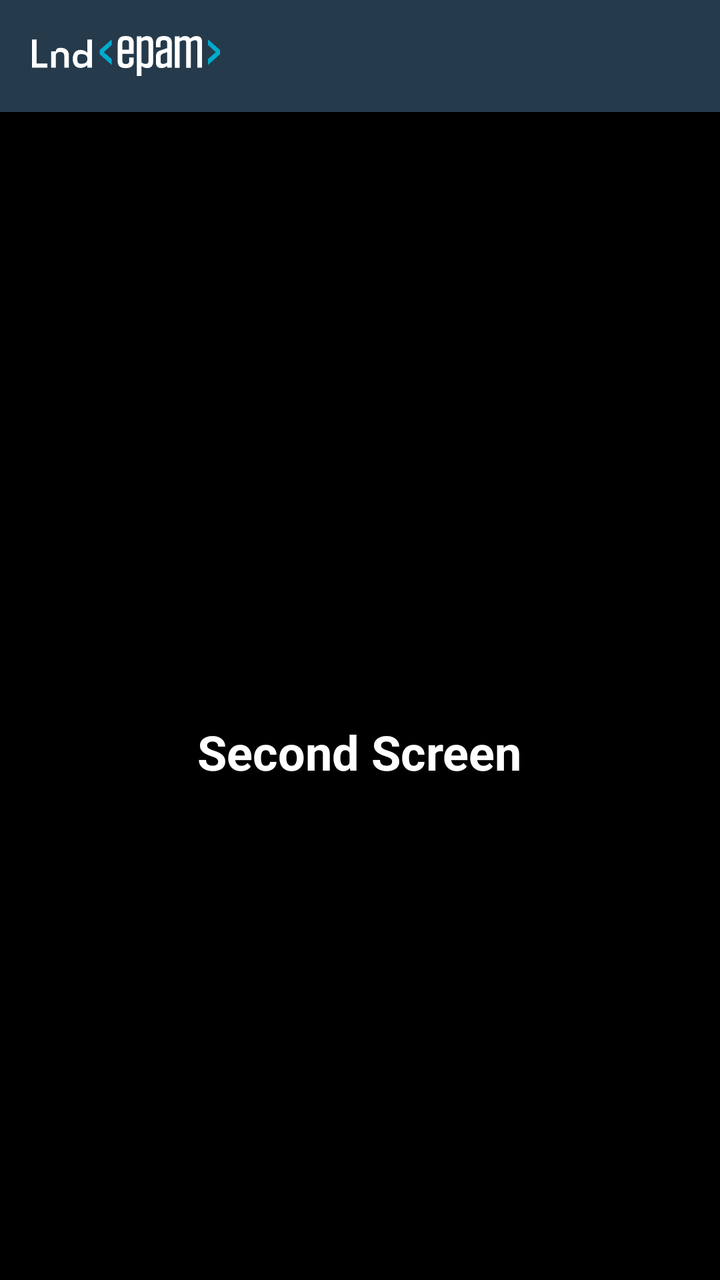
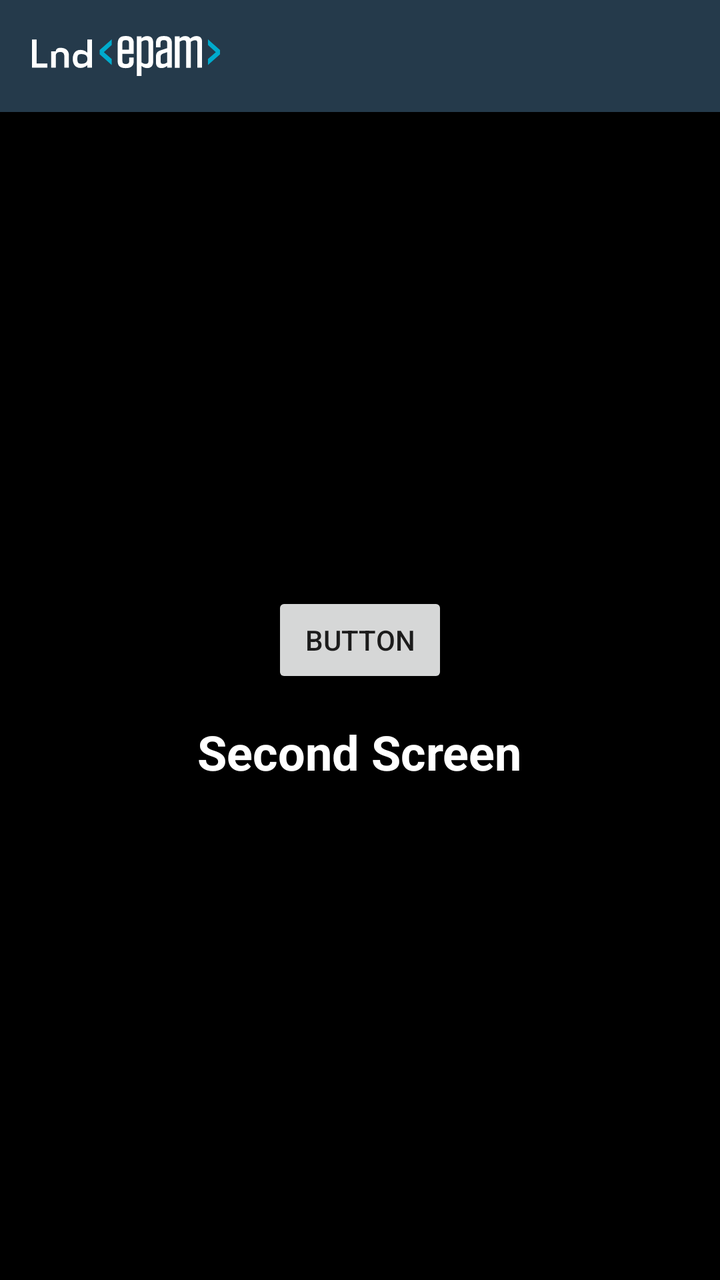

Compare the two renders of this Android layout. The source of the first and the diff that turns it into the second are given below.
<!-- AndroidManifest.xml: application theme Theme.Tat.NoActionBar -->
<!-- res/layout/fragment_second.xml -->
<?xml version="1.0" encoding="utf-8"?>
<androidx.coordinatorlayout.widget.CoordinatorLayout xmlns:android="http://schemas.android.com/apk/res/android"
    xmlns:app="http://schemas.android.com/apk/res-auto"
    xmlns:tools="http://schemas.android.com/tools"
    android:layout_width="match_parent"
    android:layout_height="match_parent"
    android:background="@color/black"
    tools:context=".features.SecondFragment">

    <com.google.android.material.appbar.AppBarLayout
        android:id="@+id/layoutAppBar"
        android:layout_width="match_parent"
        android:layout_height="wrap_content"
        android:theme="@style/ThemeOverlay.AppCompat.Dark.ActionBar"
        app:expanded="false">

        <com.google.android.material.appbar.CollapsingToolbarLayout
            android:id="@+id/layoutCollapsingToolbar"
            android:layout_width="match_parent"
            android:layout_height="250dp"
            app:collapsedTitleGravity="right"
            app:expandedTitleGravity="center_horizontal"
            app:layout_scrollFlags="scroll|snap|exitUntilCollapsed">

            <androidx.appcompat.widget.Toolbar
                android:id="@+id/toolbar"
                android:layout_width="match_parent"
                android:layout_height="?attr/actionBarSize"
                app:layout_collapseMode="pin"
                app:popupTheme="@style/ThemeOverlay.AppCompat.Dark">

                <androidx.appcompat.widget.AppCompatImageView
                    android:id="@+id/custom_title_image"
                    android:layout_width="wrap_content"
                    android:layout_height="wrap_content"
                    android:src="@drawable/epam_big_d" />
            </androidx.appcompat.widget.Toolbar>
        </com.google.android.material.appbar.CollapsingToolbarLayout>
    </com.google.android.material.appbar.AppBarLayout>


    <androidx.appcompat.widget.AppCompatTextView
        android:id="@+id/tvSecondScreen"
        android:layout_width="wrap_content"
        android:layout_height="wrap_content"
        android:text="Second Screen"
        android:textColor="@color/white"
        android:textSize="24sp"
        android:textStyle="bold"
        app:layout_behavior="@string/appbar_scrolling_view_behavior"
        android:layout_gravity="center"
        android:padding="16dp" />
</androidx.coordinatorlayout.widget.CoordinatorLayout>
<!-- resources referenced by this layout -->
<resources>
  <color name="black">#FF000000</color>
  <color name="white">#FFFFFFFF</color>
  <!-- drawable epam_big_d: vector/xml drawable (drawable, 2990 chars, omitted) -->
  <style name="Theme.Tat.NoActionBar">
          <item name="windowActionBar">false</item>
          <item name="windowNoTitle">true</item>
      </style>
</resources>

<!-- the commit's change to res/layout/fragment_second.xml (unified diff, before → after) -->
@@ -50,4 +50,11 @@
         app:layout_behavior="@string/appbar_scrolling_view_behavior"
         android:layout_gravity="center"
         android:padding="16dp" />
+
+    <Button
+        android:id="@+id/button"
+        android:layout_width="wrap_content"
+        android:layout_height="wrap_content"
+        android:layout_gravity="center"
+        android:text="Button" />
 </androidx.coordinatorlayout.widget.CoordinatorLayout>
